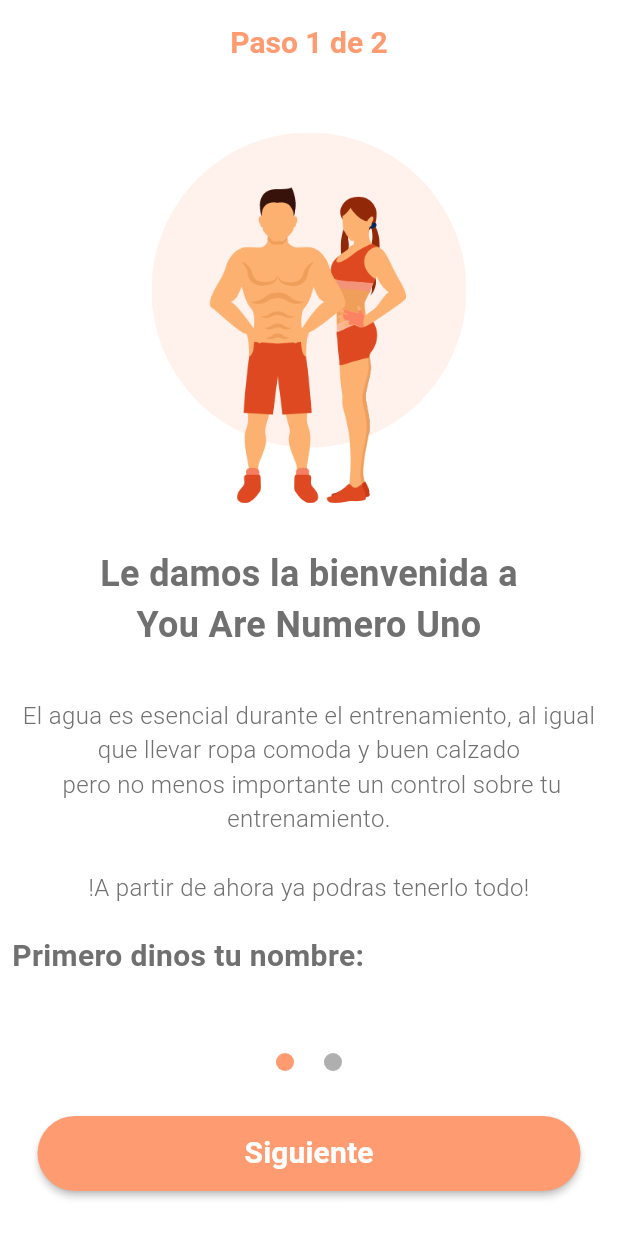
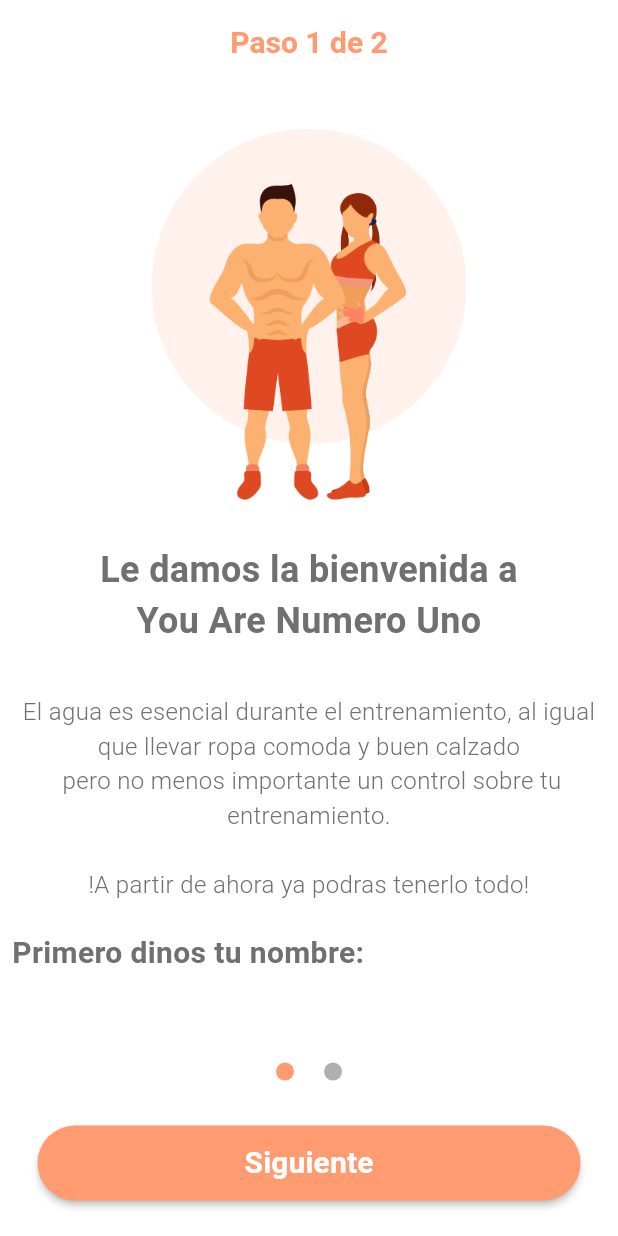
Before and after one commit to juanmxxx/gym, a Flutter app: the Step1View screen opened directly, on a phone screen of 412 x 824 dp. Run offline on Flutter 3.47's test engine with Material 3 defaults, Android fonts, the phone set to English and light mode, and no system bars; our stand-ins replace adaptive_theme, floor, sqflite; accounts and stored records are empty; generated files the repository leaves out were written again; network calls fail.

Commit message:
Cambio en las screen de logi

```diff
--- a/lib/main.dart
+++ b/lib/main.dart
@@ -9,6 +9,7 @@
 import 'package:gym/screens/user_screen.dart';
 import 'package:gym/screens/tips_screen.dart';
 import 'package:gym/local/database/database.dart';
+
 import '../../common/color_extension.dart';
 
 void main() async {
--- a/lib/screens/entrenamiento_screen.dart
+++ b/lib/screens/entrenamiento_screen.dart
@@ -16,7 +16,7 @@
 class _EntrenamientoScreenState extends State<EntrenamientoScreen> {
   List<EjercicioLocal> ejercicios = [];
   late final DatabaseHelper db;
-  late ParametrosPersonales? parametrosUsuario;
+  late ParametrosPersonales? parametrosUsuario = null;
 
   @override
   void initState() {
--- a/lib/screens/login/step1_screen.dart
+++ b/lib/screens/login/step1_screen.dart
@@ -28,10 +28,12 @@
                 fontWeight: FontWeight.w700),
           ),
         ),
-        body: SafeArea(
+        body: SingleChildScrollView(
           child: Column(
             children: [
-              const Spacer(),
+              SizedBox(
+                  height:
+                      30), // Add some space between the AppBar and the Image
               Image.asset(
                 "assets/step_1.png",
                 width: media.width * 0.6,
@@ -76,7 +78,7 @@
                             10), // Add some space between the Text and TextField
                     Expanded(
                       child: TextField(
-                          keyboardType: TextInputType.number,
+                          keyboardType: TextInputType.name,
                           controller: nombre,
                           decoration:
                               InputDecoration(border: InputBorder.none)),
@@ -84,7 +86,7 @@
                   ],
                 ),
               ),
-              const Spacer(),
+              SizedBox(height: media.height * 0.05),
               Row(
                 mainAxisAlignment: MainAxisAlignment.center,
                 children: [1, 2].map((pObj) {
@@ -100,6 +102,7 @@
                   );
                 }).toList(),
               ),
+              // Add some space between the TextField and the Button
               Padding(
                 padding:
                     const EdgeInsets.symmetric(vertical: 30, horizontal: 25),
--- a/lib/screens/login/step2_screen.dart
+++ b/lib/screens/login/step2_screen.dart
@@ -96,7 +96,7 @@
               color: TColor.primary, fontSize: 20, fontWeight: FontWeight.w700),
         ),
       ),
-      body: SafeArea(
+      body: SingleChildScrollView(
         child: Column(
           children: [
             Padding(
@@ -231,7 +231,7 @@
                 ],
               ),
             ),
-            const Spacer(),
+            SizedBox(height: media.width * 0.6),
             Row(
               mainAxisAlignment: MainAxisAlignment.center,
               children: [1, 2].map((pObj) {
```
